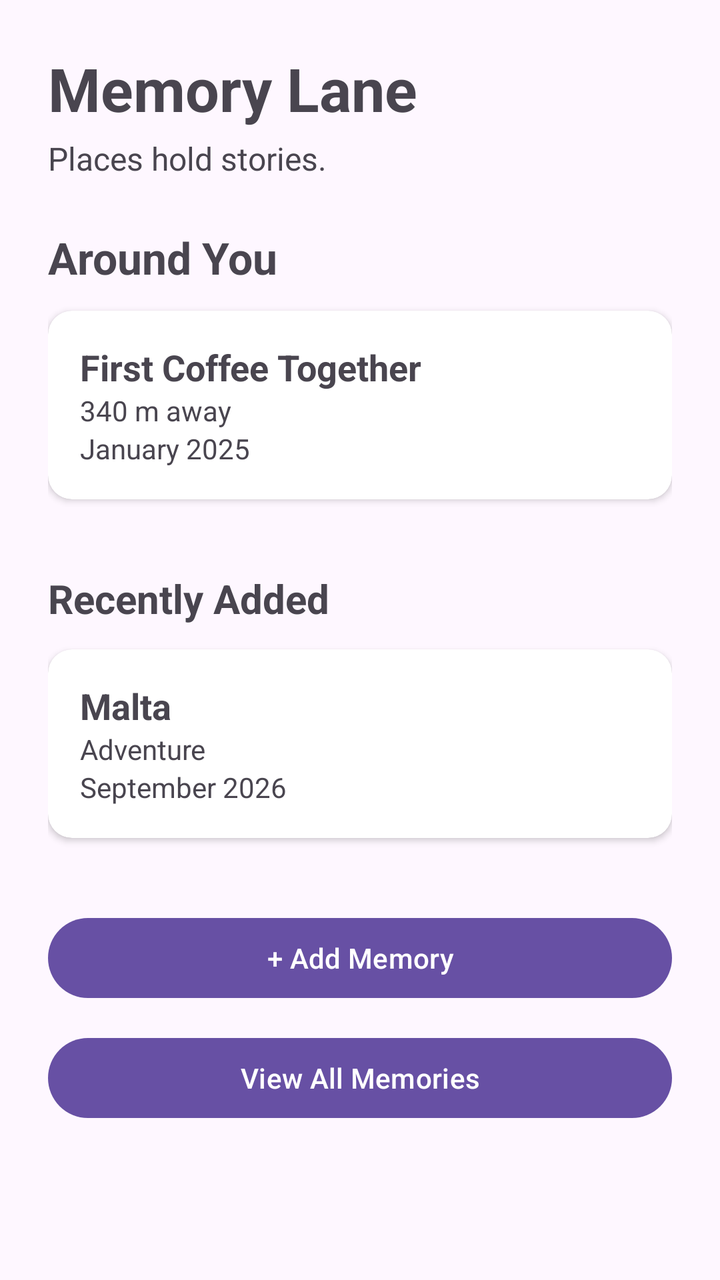
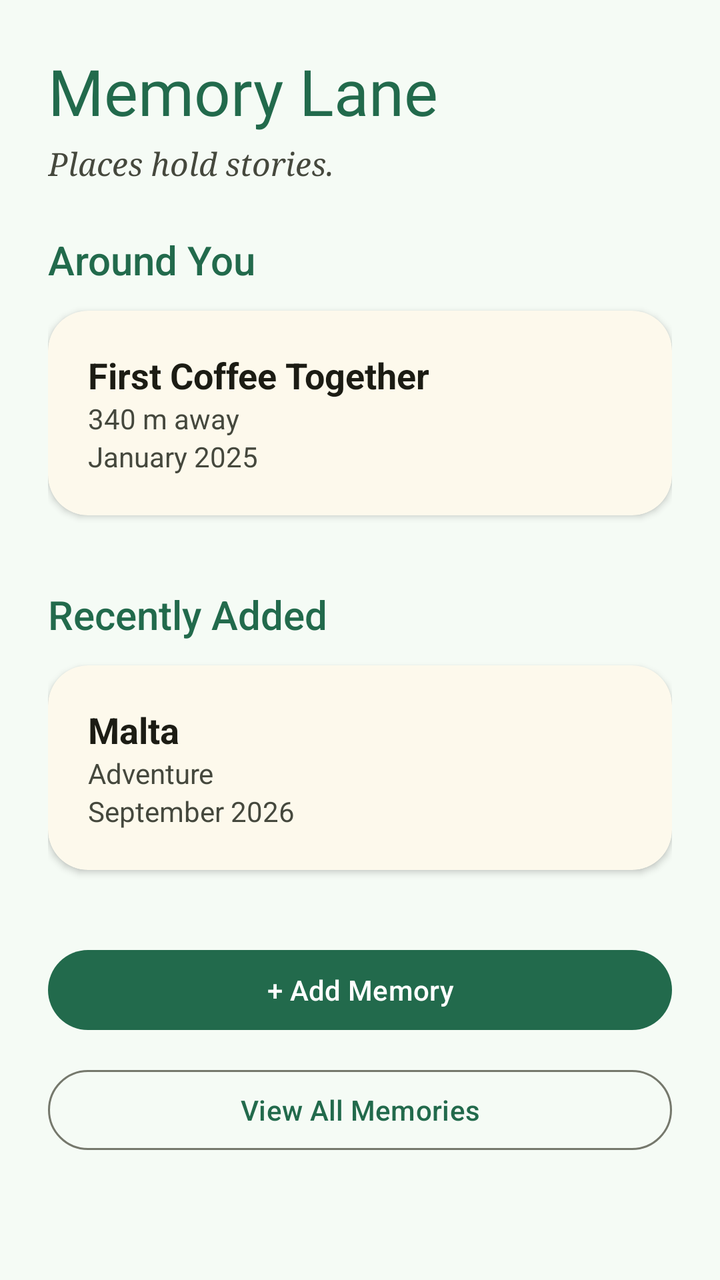

The first picture is an Android layout as it rendered before a commit; the second is the same layout after the commit. The layout source and the unified diff follow.
<!-- AndroidManifest.xml: application theme Theme.MemoryLane -->
<!-- res/layout/activity_main.xml -->
<?xml version="1.0" encoding="utf-8"?>
<androidx.constraintlayout.widget.ConstraintLayout xmlns:android="http://schemas.android.com/apk/res/android"
    xmlns:app="http://schemas.android.com/apk/res-auto"
    xmlns:tools="http://schemas.android.com/tools"
    android:id="@+id/main"
    android:layout_width="match_parent"
    android:layout_height="match_parent"
    tools:context=".MainActivity">

    <ScrollView
        android:layout_width="0dp"
        android:layout_height="0dp"
        android:padding="24dp"
        app:layout_constraintBottom_toBottomOf="parent"
        app:layout_constraintEnd_toEndOf="parent"
        app:layout_constraintStart_toStartOf="parent"
        app:layout_constraintTop_toTopOf="parent">

        <LinearLayout
            android:layout_width="match_parent"
            android:layout_height="wrap_content"
            android:orientation="vertical">

            <TextView
                android:id="@+id/textAppTitle"
                android:layout_width="match_parent"
                android:layout_height="wrap_content"
                android:text="Memory Lane"
                android:textSize="30sp"
                android:textStyle="bold" />

            <TextView
                android:id="@+id/textTagline"
                android:layout_width="match_parent"
                android:layout_height="wrap_content"
                android:layout_marginTop="4dp"
                android:text="Places hold stories."
                android:textSize="16sp" />

            <TextView
                android:id="@+id/textAroundYouTitle"
                android:layout_width="match_parent"
                android:layout_height="wrap_content"
                android:layout_marginTop="24dp"
                android:text="Around You"
                android:textSize="22sp"
                android:textStyle="bold" />

            <androidx.cardview.widget.CardView
                android:id="@+id/cardNearbyMemory1"
                android:layout_width="match_parent"
                android:layout_height="wrap_content"
                android:layout_marginTop="12dp"
                android:layout_marginBottom="12dp"
                app:cardCornerRadius="12dp"
                app:cardElevation="2dp">

                <LinearLayout
                    android:layout_width="match_parent"
                    android:layout_height="wrap_content"
                    android:orientation="vertical"
                    android:padding="16dp">

                    <TextView
                        android:id="@+id/textNearbyMemoryTitle1"
                        android:layout_width="match_parent"
                        android:layout_height="wrap_content"
                        android:text="First Coffee Together"
                        android:textSize="18sp"
                        android:textStyle="bold" />

                    <TextView
                        android:id="@+id/textNearbyMemoryDistance1"
                        android:layout_width="match_parent"
                        android:layout_height="wrap_content"
                        android:text="340 m away"
                        android:textSize="14sp" />

                    <TextView
                        android:id="@+id/textNearbyMemoryDate1"
                        android:layout_width="match_parent"
                        android:layout_height="wrap_content"
                        android:text="January 2025"
                        android:textSize="14sp" />
                </LinearLayout>
            </androidx.cardview.widget.CardView>

            <TextView
                android:id="@+id/textRecentlyAddedTitle"
                android:layout_width="match_parent"
                android:layout_height="wrap_content"
                android:layout_marginTop="24dp"
                android:layout_marginBottom="12dp"
                android:text="Recently Added"
                android:textSize="20sp"
                android:textStyle="bold" />

            <androidx.cardview.widget.CardView
                android:layout_width="match_parent"
                android:layout_height="wrap_content"
                android:layout_marginBottom="12dp"
                app:cardCornerRadius="12dp"
                app:cardElevation="2dp">

                <LinearLayout
                    android:layout_width="match_parent"
                    android:layout_height="wrap_content"
                    android:orientation="vertical"
                    android:padding="16dp">

                    <TextView
                        android:id="@+id/textRecentMemoryTitle1"
                        android:layout_width="match_parent"
                        android:layout_height="wrap_content"
                        android:text="Malta"
                        android:textSize="18sp"
                        android:textStyle="bold" />

                    <TextView
                        android:id="@+id/textRecentMemoryCategory1"
                        android:layout_width="match_parent"
                        android:layout_height="wrap_content"
                        android:text="Adventure"
                        android:textSize="14sp" />

                    <TextView
                        android:id="@+id/textRecentMemoryDate1"
                        android:layout_width="match_parent"
                        android:layout_height="wrap_content"
                        android:text="September 2026"
                        android:textSize="14sp" />
                </LinearLayout>
            </androidx.cardview.widget.CardView>

            <Button
                android:id="@+id/buttonAddMemory"
                android:layout_width="match_parent"
                android:layout_height="wrap_content"
                android:layout_marginTop="24dp"
                android:text="+ Add Memory" />

            <Button
                android:id="@+id/buttonViewAll"
                android:layout_width="match_parent"
                android:layout_height="wrap_content"
                android:layout_marginTop="12dp"
                android:layout_marginBottom="24dp"
                android:text="View All Memories" />
        </LinearLayout>
    </ScrollView>
</androidx.constraintlayout.widget.ConstraintLayout>
<!-- resources referenced by this layout -->
<resources>
  <style name="Base.Theme.MemoryLane" parent="Theme.Material3.DayNight.NoActionBar">
          
          
      </style>
  <!-- unchanged entries left out for length: 1 -->
</resources>

<!-- the commit's change to res/layout/activity_main.xml (unified diff, before → after) -->
@@ -1,10 +1,12 @@
 <?xml version="1.0" encoding="utf-8"?>
-<androidx.constraintlayout.widget.ConstraintLayout xmlns:android="http://schemas.android.com/apk/res/android"
+<androidx.constraintlayout.widget.ConstraintLayout
+    xmlns:android="http://schemas.android.com/apk/res/android"
     xmlns:app="http://schemas.android.com/apk/res-auto"
     xmlns:tools="http://schemas.android.com/tools"
     android:id="@+id/main"
     android:layout_width="match_parent"
     android:layout_height="match_parent"
+    android:background="?android:attr/colorBackground"
     tools:context=".MainActivity">
 
     <ScrollView
@@ -23,28 +25,26 @@
 
             <TextView
                 android:id="@+id/textAppTitle"
+                style="@style/MemoryLaneTitle"
                 android:layout_width="match_parent"
                 android:layout_height="wrap_content"
-                android:text="Memory Lane"
-                android:textSize="30sp"
-                android:textStyle="bold" />
+                android:text="Memory Lane" />
 
             <TextView
                 android:id="@+id/textTagline"
+                style="@style/MemoryLaneTagline"
                 android:layout_width="match_parent"
                 android:layout_height="wrap_content"
                 android:layout_marginTop="4dp"
-                android:text="Places hold stories."
-                android:textSize="16sp" />
+                android:text="Places hold stories." />
 
             <TextView
                 android:id="@+id/textAroundYouTitle"
+                style="@style/MemoryLaneSectionTitle"
                 android:layout_width="match_parent"
                 android:layout_height="wrap_content"
                 android:layout_marginTop="24dp"
-                android:text="Around You"
-                android:textSize="22sp"
-                android:textStyle="bold" />
+                android:text="Around You" />
 
             <androidx.cardview.widget.CardView
                 android:id="@+id/cardNearbyMemory1"
@@ -52,17 +52,19 @@
                 android:layout_height="wrap_content"
                 android:layout_marginTop="12dp"
                 android:layout_marginBottom="12dp"
-                app:cardCornerRadius="12dp"
+                app:cardBackgroundColor="?attr/colorSurface"
+                app:cardCornerRadius="20dp"
                 app:cardElevation="2dp">
 
                 <LinearLayout
                     android:layout_width="match_parent"
                     android:layout_height="wrap_content"
                     android:orientation="vertical"
-                    android:padding="16dp">
+                    android:padding="20dp">
 
                     <TextView
                         android:id="@+id/textNearbyMemoryTitle1"
+                        style="@style/MemoryLaneBody"
                         android:layout_width="match_parent"
                         android:layout_height="wrap_content"
                         android:text="First Coffee Together"
@@ -71,45 +73,47 @@
 
                     <TextView
                         android:id="@+id/textNearbyMemoryDistance1"
+                        style="@style/MemoryLaneCaption"
                         android:layout_width="match_parent"
                         android:layout_height="wrap_content"
-                        android:text="340 m away"
-                        android:textSize="14sp" />
+                        android:text="340 m away" />
 
                     <TextView
                         android:id="@+id/textNearbyMemoryDate1"
+                        style="@style/MemoryLaneCaption"
                         android:layout_width="match_parent"
                         android:layout_height="wrap_content"
-                        android:text="January 2025"
-                        android:textSize="14sp" />
+                        android:text="January 2025" />
+
                 </LinearLayout>
             </androidx.cardview.widget.CardView>
 
             <TextView
                 android:id="@+id/textRecentlyAddedTitle"
+                style="@style/MemoryLaneSectionTitle"
                 android:layout_width="match_parent"
                 android:layout_height="wrap_content"
                 android:layout_marginTop="24dp"
                 android:layout_marginBottom="12dp"
-                android:text="Recently Added"
-                android:textSize="20sp"
-                android:textStyle="bold" />
+                android:text="Recently Added" />
 
             <androidx.cardview.widget.CardView
                 android:layout_width="match_parent"
                 android:layout_height="wrap_content"
                 android:layout_marginBottom="12dp"
-                app:cardCornerRadius="12dp"
+                app:cardBackgroundColor="?attr/colorSurface"
+                app:cardCornerRadius="20dp"
                 app:cardElevation="2dp">
 
                 <LinearLayout
                     android:layout_width="match_parent"
                     android:layout_height="wrap_content"
                     android:orientation="vertical"
-                    android:padding="16dp">
+                    android:padding="20dp">
 
                     <TextView
                         android:id="@+id/textRecentMemoryTitle1"
+                        style="@style/MemoryLaneBody"
                         android:layout_width="match_parent"
                         android:layout_height="wrap_content"
                         android:text="Malta"
@@ -118,17 +122,18 @@
 
                     <TextView
                         android:id="@+id/textRecentMemoryCategory1"
+                        style="@style/MemoryLaneCaption"
                         android:layout_width="match_parent"
                         android:layout_height="wrap_content"
-                        android:text="Adventure"
-                        android:textSize="14sp" />
+                        android:text="Adventure" />
 
                     <TextView
                         android:id="@+id/textRecentMemoryDate1"
+                        style="@style/MemoryLaneCaption"
                         android:layout_width="match_parent"
                         android:layout_height="wrap_content"
-                        android:text="September 2026"
-                        android:textSize="14sp" />
+                        android:text="September 2026" />
+
                 </LinearLayout>
             </androidx.cardview.widget.CardView>
 
@@ -141,11 +146,14 @@
 
             <Button
                 android:id="@+id/buttonViewAll"
+                style="@style/Widget.Material3.Button.OutlinedButton"
                 android:layout_width="match_parent"
                 android:layout_height="wrap_content"
                 android:layout_marginTop="12dp"
                 android:layout_marginBottom="24dp"
                 android:text="View All Memories" />
+
         </LinearLayout>
     </ScrollView>
+
 </androidx.constraintlayout.widget.ConstraintLayout>
<!-- resource entries referenced after the edit -->
@@ -1,9 +1,125 @@
 <!-- resources referenced by this layout -->
 <resources>
+  <style name="MemoryLaneBody">
+          <item name="android:fontFamily">sans-serif</item>
+          <item name="android:textSize">16sp</item>
+          <item name="android:textColor">?attr/colorOnSurface</item>
+      </style>
+  <style name="MemoryLaneCaption">
+          <item name="android:fontFamily">sans-serif</item>
+          <item name="android:textSize">14sp</item>
+          <item name="android:textColor">?attr/colorOnSurfaceVariant</item>
+      </style>
+  <style name="MemoryLaneSectionTitle">
+          <item name="android:fontFamily">sans-serif-medium</item>
+          <item name="android:textSize">20sp</item>
+          <item name="android:textColor">?attr/colorPrimary</item>
+      </style>
+  <style name="MemoryLaneTagline">
+          <item name="android:fontFamily">serif</item>
+          <item name="android:textStyle">italic</item>
+          <item name="android:textSize">16sp</item>
+          <item name="android:textColor">?attr/colorOnSurfaceVariant</item>
+      </style>
+  <style name="MemoryLaneTitle">
+          <item name="android:fontFamily">@font/dm_serif_display</item>
+          <item name="android:textSize">32sp</item>
+          <item name="android:textColor">?attr/colorPrimary</item>
+      </style>
   <style name="Base.Theme.MemoryLane" parent="Theme.Material3.DayNight.NoActionBar">
-          
-          
+          <item name="colorPrimary">@color/md_theme_primary</item>
+          <item name="colorOnPrimary">@color/md_theme_onPrimary</item>
+          <item name="colorPrimaryContainer">@color/md_theme_primaryContainer</item>
+          <item name="colorOnPrimaryContainer">@color/md_theme_onPrimaryContainer</item>
+          <item name="colorSecondary">@color/md_theme_secondary</item>
+          <item name="colorOnSecondary">@color/md_theme_onSecondary</item>
+          <item name="colorSecondaryContainer">@color/md_theme_secondaryContainer</item>
+          <item name="colorOnSecondaryContainer">@color/md_theme_onSecondaryContainer</item>
+          <item name="colorTertiary">@color/md_theme_tertiary</item>
+          <item name="colorOnTertiary">@color/md_theme_onTertiary</item>
+          <item name="colorTertiaryContainer">@color/md_theme_tertiaryContainer</item>
+          <item name="colorOnTertiaryContainer">@color/md_theme_onTertiaryContainer</item>
+          <item name="colorError">@color/md_theme_error</item>
+          <item name="colorOnError">@color/md_theme_onError</item>
+          <item name="colorErrorContainer">@color/md_theme_errorContainer</item>
+          <item name="colorOnErrorContainer">@color/md_theme_onErrorContainer</item>
+          <item name="android:colorBackground">@color/md_theme_background</item>
+          <item name="colorOnBackground">@color/md_theme_onBackground</item>
+          <item name="colorSurface">@color/md_theme_surface</item>
+          <item name="colorOnSurface">@color/md_theme_onSurface</item>
+          <item name="colorSurfaceVariant">@color/md_theme_surfaceVariant</item>
+          <item name="colorOnSurfaceVariant">@color/md_theme_onSurfaceVariant</item>
+          <item name="colorOutline">@color/md_theme_outline</item>
+          <item name="colorOutlineVariant">@color/md_theme_outlineVariant</item>
+          <item name="colorSurfaceInverse">@color/md_theme_inverseSurface</item>
+          <item name="colorOnSurfaceInverse">@color/md_theme_inverseOnSurface</item>
+          <item name="colorPrimaryInverse">@color/md_theme_inversePrimary</item>
+          <item name="colorPrimaryFixed">@color/md_theme_primaryFixed</item>
+          <item name="colorOnPrimaryFixed">@color/md_theme_onPrimaryFixed</item>
+          <item name="colorPrimaryFixedDim">@color/md_theme_primaryFixedDim</item>
+          <item name="colorOnPrimaryFixedVariant">@color/md_theme_onPrimaryFixedVariant</item>
+          <item name="colorSecondaryFixed">@color/md_theme_secondaryFixed</item>
+          <item name="colorOnSecondaryFixed">@color/md_theme_onSecondaryFixed</item>
+          <item name="colorSecondaryFixedDim">@color/md_theme_secondaryFixedDim</item>
+          <item name="colorOnSecondaryFixedVariant">@color/md_theme_onSecondaryFixedVariant</item>
+          <item name="colorTertiaryFixed">@color/md_theme_tertiaryFixed</item>
+          <item name="colorOnTertiaryFixed">@color/md_theme_onTertiaryFixed</item>
+          <item name="colorTertiaryFixedDim">@color/md_theme_tertiaryFixedDim</item>
+          <item name="colorOnTertiaryFixedVariant">@color/md_theme_onTertiaryFixedVariant</item>
+          <item name="colorSurfaceDim">@color/md_theme_surfaceDim</item>
+          <item name="colorSurfaceBright">@color/md_theme_surfaceBright</item>
+          <item name="colorSurfaceContainerLowest">@color/md_theme_surfaceContainerLowest</item>
+          <item name="colorSurfaceContainerLow">@color/md_theme_surfaceContainerLow</item>
+          <item name="colorSurfaceContainer">@color/md_theme_surfaceContainer</item>
+          <item name="colorSurfaceContainerHigh">@color/md_theme_surfaceContainerHigh</item>
+          <item name="colorSurfaceContainerHighest">@color/md_theme_surfaceContainerHighest</item>
       </style>
+  <color name="md_theme_primary">#226A4C</color>
+  <color name="md_theme_onPrimary">#FFFFFF</color>
+  <color name="md_theme_primaryContainer">#AAF2CB</color>
+  <color name="md_theme_onPrimaryContainer">#005236</color>
+  <color name="md_theme_secondary">#2F6A43</color>
+  <color name="md_theme_onSecondary">#FFFFFF</color>
+  <color name="md_theme_secondaryContainer">#B2F1C0</color>
+  <color name="md_theme_onSecondaryContainer">#14512D</color>
+  <color name="md_theme_tertiary">#904B3E</color>
+  <color name="md_theme_onTertiary">#FFFFFF</color>
+  <color name="md_theme_tertiaryContainer">#FFDAD3</color>
+  <color name="md_theme_onTertiaryContainer">#733428</color>
+  <color name="md_theme_error">#BA1A1A</color>
+  <color name="md_theme_onError">#FFFFFF</color>
+  <color name="md_theme_errorContainer">#FFDAD6</color>
+  <color name="md_theme_onErrorContainer">#93000A</color>
+  <color name="md_theme_background">#F5FBF5</color>
+  <color name="md_theme_onBackground">#171D19</color>
+  <color name="md_theme_surface">#FDF9EC</color>
+  <color name="md_theme_onSurface">#1C1C14</color>
+  <color name="md_theme_surfaceVariant">#E1E4D5</color>
+  <color name="md_theme_onSurfaceVariant">#45483D</color>
+  <color name="md_theme_outline">#75786C</color>
+  <color name="md_theme_outlineVariant">#C5C8B9</color>
+  <color name="md_theme_inverseSurface">#323128</color>
+  <color name="md_theme_inverseOnSurface">#F5F1E3</color>
+  <color name="md_theme_inversePrimary">#8ED5B0</color>
+  <color name="md_theme_primaryFixed">#AAF2CB</color>
+  <color name="md_theme_onPrimaryFixed">#002113</color>
+  <color name="md_theme_primaryFixedDim">#8ED5B0</color>
+  <color name="md_theme_onPrimaryFixedVariant">#005236</color>
+  <color name="md_theme_secondaryFixed">#B2F1C0</color>
+  <color name="md_theme_onSecondaryFixed">#00210D</color>
+  <color name="md_theme_secondaryFixedDim">#97D5A5</color>
+  <color name="md_theme_onSecondaryFixedVariant">#14512D</color>
+  <color name="md_theme_tertiaryFixed">#FFDAD3</color>
+  <color name="md_theme_onTertiaryFixed">#3A0A04</color>
+  <color name="md_theme_tertiaryFixedDim">#FFB4A6</color>
+  <color name="md_theme_onTertiaryFixedVariant">#733428</color>
+  <color name="md_theme_surfaceDim">#DEDACD</color>
+  <color name="md_theme_surfaceBright">#FDF9EC</color>
+  <color name="md_theme_surfaceContainerLowest">#FFFFFF</color>
+  <color name="md_theme_surfaceContainerLow">#F7F4E6</color>
+  <color name="md_theme_surfaceContainer">#F2EEE0</color>
+  <color name="md_theme_surfaceContainerHigh">#ECE8DB</color>
+  <color name="md_theme_surfaceContainerHighest">#E6E2D5</color>
   <!-- unchanged entries left out for length: 1 -->
 </resources>
 
